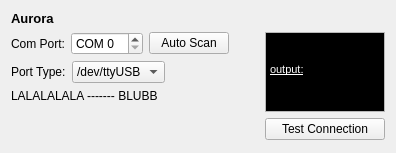
This is Modules/IGTUI/Qmitk/QmitkNDIAuroraWidget.ui in MITK/MITK as Qt 5 draws it before an edit. The edited form follows.
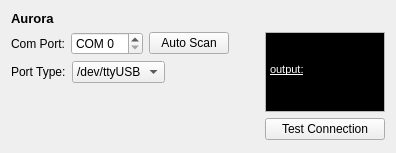
This is the edited form.

Commit message: Remove refresh button and fix deconstructor bug (see bug 19413, fixed by Janek)

```diff
--- a/Modules/IGTUI/Qmitk/QmitkNDIAuroraWidget.ui
+++ b/Modules/IGTUI/Qmitk/QmitkNDIAuroraWidget.ui
@@ -102,13 +102,6 @@
          </item>
         </layout>
        </item>
-       <item>
-        <widget class="QLabel" name="label">
-         <property name="text">
-          <string>LALALALALA ------- BLUBB</string>
-         </property>
-        </widget>
-       </item>
        <item>
         <spacer name="verticalSpacer_3">
          <property name="orientation">
```
The commit also changes 2 other files.
